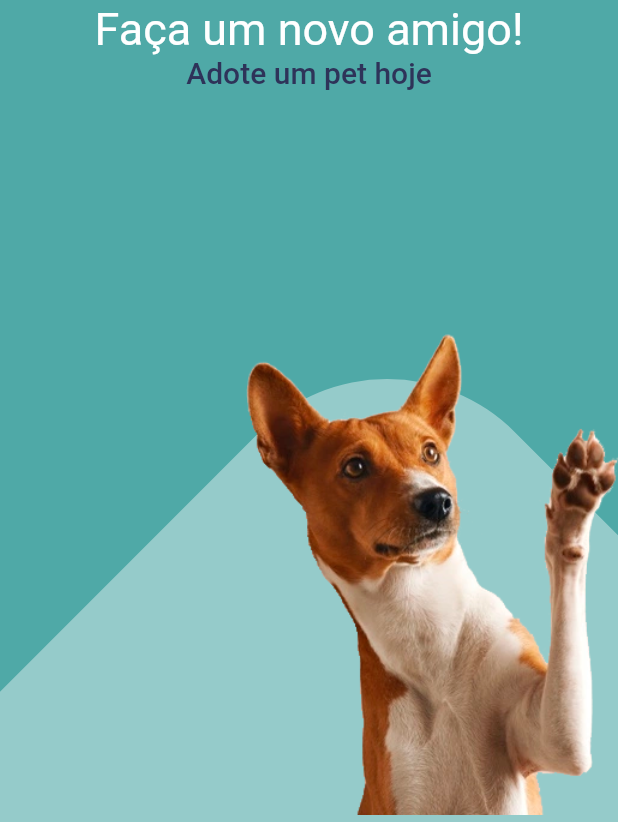
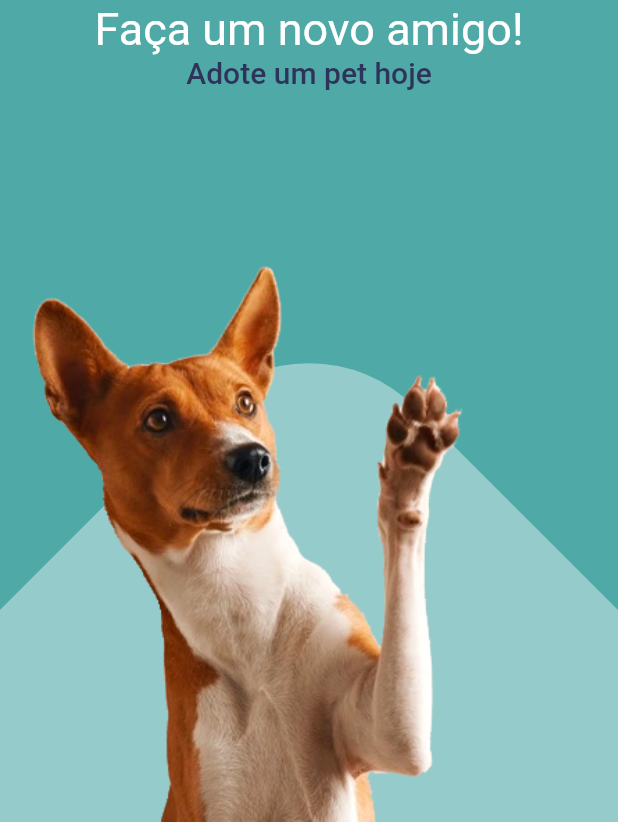
Before and after one commit to noefernandes/amica-app, a Flutter app: the screen it shows after launch, on a phone screen of 412 x 824 dp, the part 414-1236 px from its top. Run offline on Flutter 3.47's test engine with Material 2 defaults, Android fonts, the phone set to English and light mode, and no system bars; our stand-ins replace flutter_svg, google_fonts; Roboto replaces fonts that are missing (Aclonica, Athiti, Baloo).

Commit message:
refactory splash page

```diff
--- a/lib/pages/splash.dart
+++ b/lib/pages/splash.dart
@@ -33,44 +33,31 @@ class _SplashState extends State<Splash> {
         Container(
           constraints: BoxConstraints.tightForFinite(
               width: MediaQuery.of(context).size.width,
-            height: MediaQuery.of(context).size.height
-          ),
+              height: MediaQuery.of(context).size.height),
           color: const Color(0xff4FA9A7),
-        ),
-        Positioned(
-          bottom: MediaQuery.of(context).size.height*-0.7,
-          left: MediaQuery.of(context).size.width*-0.3,
+        ),PositionedDirectional(
+            bottom: -150,
+            end: 0,
+            child: SizedBox(
                 child: Transform.rotate(
-            angle: 3.14/4,
+              angle: 3.14 / 4,
               child: Container(
                 constraints: BoxConstraints.tightForFinite(
-                width: MediaQuery.of(context).size.width*1.5,
-                height: MediaQuery.of(context).size.height*1
-              ),
+                    width: MediaQuery.of(context).size.width,
+                    height: MediaQuery.of(context).size.width),
                 decoration: BoxDecoration(
                   color: const Color(0X66FFFFFF),
-                borderRadius: BorderRadius.circular(120),
-              ),
-              alignment: Alignment.center,
-
-            ),
-          )
-        ),
-        Positioned(
-          bottom: MediaQuery.of(context).size.height*-.3,
-          left: MediaQuery.of(context).size.width*-.30,
-          child: Container(
-            constraints: BoxConstraints.tightForFinite(
-              width: MediaQuery.of(context).size.height,
-              height: MediaQuery.of(context).size.height
-            ),
-            alignment: Alignment.center,
-            child: Transform.scale(
-              scale: .8,
-              child: Image.asset('imagens/dog.png'),
+                  borderRadius: BorderRadius.circular(100),
                 ),
               ),
-        ),
+            ))),
+        PositionedDirectional(
+            bottom: 0,
+            end: MediaQuery.of(context).size.width * .25,
+            child: SizedBox(
+              height: MediaQuery.of(context).size.height * 0.45,
+              child: Image.asset('imagens/dog.png'),
+            )),
         Scaffold(
             backgroundColor: const Color(0x004FA9A7),
             body: Center(
@@ -78,8 +65,9 @@ class _SplashState extends State<Splash> {
               mainAxisAlignment: MainAxisAlignment.start,
               children: <Widget>[
                 Padding(
-                  padding: const EdgeInsets.fromLTRB(0,70,0,0),
-                  child: SvgPicture.asset('imagens/logo.svg', color: Colors.white),
+                  padding: const EdgeInsets.fromLTRB(0, 70, 0, 0),
+                  child:
+                      SvgPicture.asset('imagens/logo.svg', color: Colors.white),
                 ),
                 Padding(
                   padding: const EdgeInsets.all(2.0),
```
Lines whose indentation alone changed are shown as unchanged.
